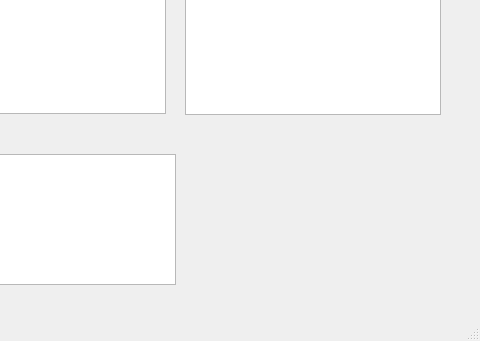
This is drawwindow.ui in getupforone/rtplot as Qt 5 draws it before an edit; both pictures show x 435 to 915 and y 396 to 737 of the 915 by 737 pixel window. The edited form follows.
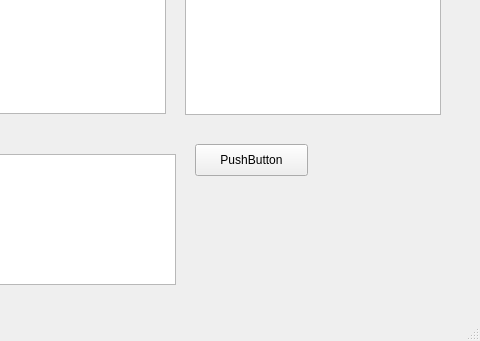
This is the edited form. Custom widgets are drawn as their Qt base class.

Commit message: table change is applied to graph

Diff of the .ui file:
```diff
--- a/drawwindow.ui
+++ b/drawwindow.ui
@@ -69,6 +69,19 @@
      <string>TextLabel</string>
     </property>
    </widget>
+   <widget class="QPushButton" name="updateButton">
+    <property name="geometry">
+     <rect>
+      <x>630</x>
+      <y>540</y>
+      <width>113</width>
+      <height>32</height>
+     </rect>
+    </property>
+    <property name="text">
+     <string>PushButton</string>
+    </property>
+   </widget>
   </widget>
   <widget class="QMenuBar" name="menubar">
    <property name="geometry">
```
The commit also changes 1 other file.
